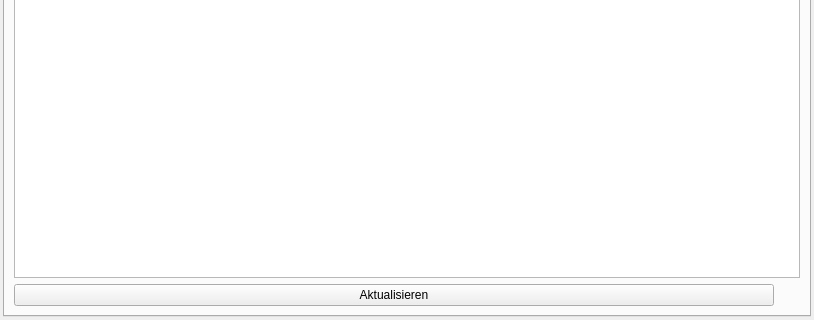
This is ui/poliscope_plugin_dockwidget_base.ui in poliscope-de/poliscope-qgis-plugin as Qt 5 draws it before an edit; both pictures show x 0 to 814 and y 537 to 857 of the 814 by 857 pixel window. The edited form follows.
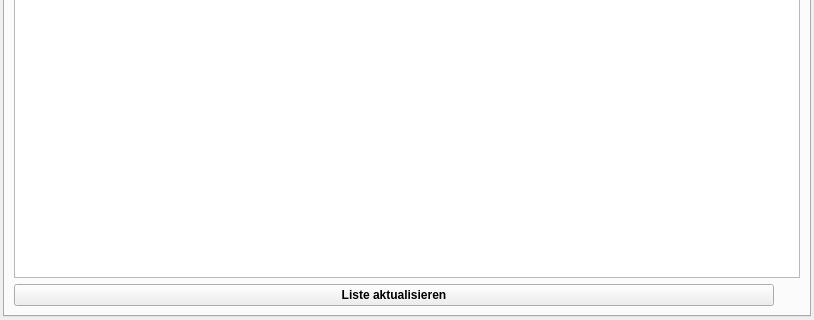
This is the edited form. The open tabs and pages were chosen to show the change. Icons and pictures are not drawn. Custom widgets are drawn as their Qt base class.

Commit message: Fix Merkliste geo filters: fokusregion wildcard/PR matching, bbox entity fallback, empty-state hints

Patch:
```diff
--- a/ui/poliscope_plugin_dockwidget_base.ui
+++ b/ui/poliscope_plugin_dockwidget_base.ui
@@ -1802,8 +1802,14 @@
           </property>
           <item>
            <widget class="QPushButton" name="watchlistRefButton">
+            <property name="font">
+             <font>
+              <weight>75</weight>
+              <bold>true</bold>
+             </font>
+            </property>
             <property name="text">
-             <string>Aktualisieren</string>
+             <string>Liste aktualisieren</string>
             </property>
             <property name="icon">
              <iconset>
```
Left out of the diff: 8 changed lines with no effect on the pictures. The commit also changes 1 other file.
